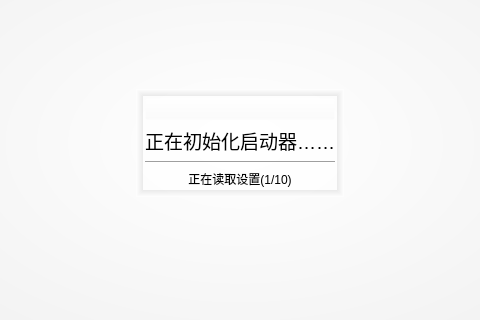
The window that UI/MainWindow/MainWindow.ui (SkyWorldStudio/Minecraft-Optimal-Starter_3) describes before a commit, drawn with Qt 5; both pictures show x 260 to 740 and y 157 to 477 of the 1000 by 600 pixel window.
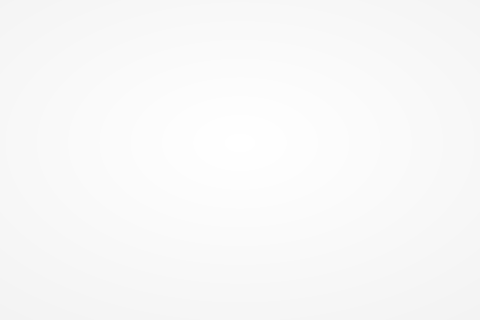
The same window after the commit. The open tabs and pages were chosen to show the change. Icons and pictures are not drawn.

Commit message: 📝 UI&核心更新

What changed in the file:
```diff
--- a/UI/MainWindow/MainWindow.ui
+++ b/UI/MainWindow/MainWindow.ui
@@ -331,7 +331,7 @@
         </item>
        </layout>
       </widget>
-      <widget class="QWidget" name="page_hello">
+      <widget class="QWidget" name="page_initialize">
        <layout class="QGridLayout" name="gridLayout_3">
         <item row="1" column="0">
          <spacer name="horizontalSpacer">
@@ -384,7 +384,7 @@
            <item row="4" column="0">
             <widget class="QLabel" name="label_hello_text_2">
              <property name="text">
-              <string>正在读取设置(1/10)</string>
+              <string>正在读取设置(1/2)</string>
              </property>
              <property name="alignment">
               <set>Qt::AlignCenter</set>
@@ -448,6 +448,28 @@
         </item>
        </layout>
       </widget>
+      <widget class="QWidget" name="page_hello">
+       <layout class="QHBoxLayout" name="horizontalLayout_2">
+        <property name="leftMargin">
+         <number>0</number>
+        </property>
+        <property name="topMargin">
+         <number>0</number>
+        </property>
+        <property name="rightMargin">
+         <number>0</number>
+        </property>
+        <property name="bottomMargin">
+         <number>0</number>
+        </property>
+        <item>
+         <widget class="QStackedWidget" name="stackedWidget_2">
+          <widget class="QWidget" name="page_3"/>
+          <widget class="QWidget" name="page_4"/>
+         </widget>
+        </item>
+       </layout>
+      </widget>
      </widget>
     </item>
    </layout>
```
The commit also changes 1 other file.
